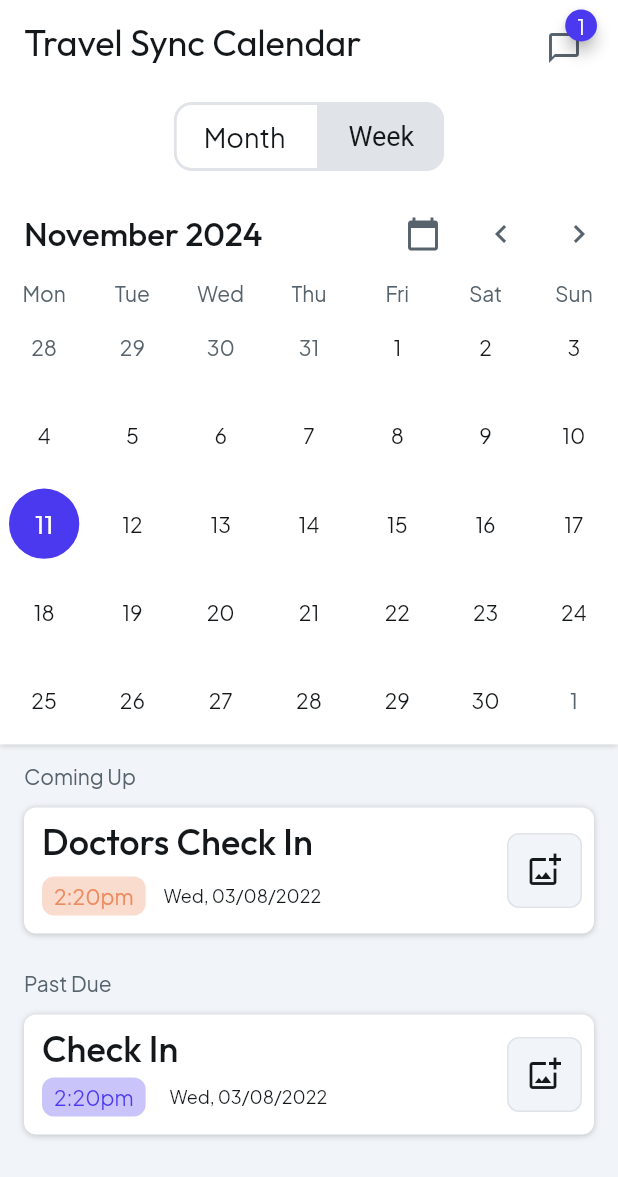
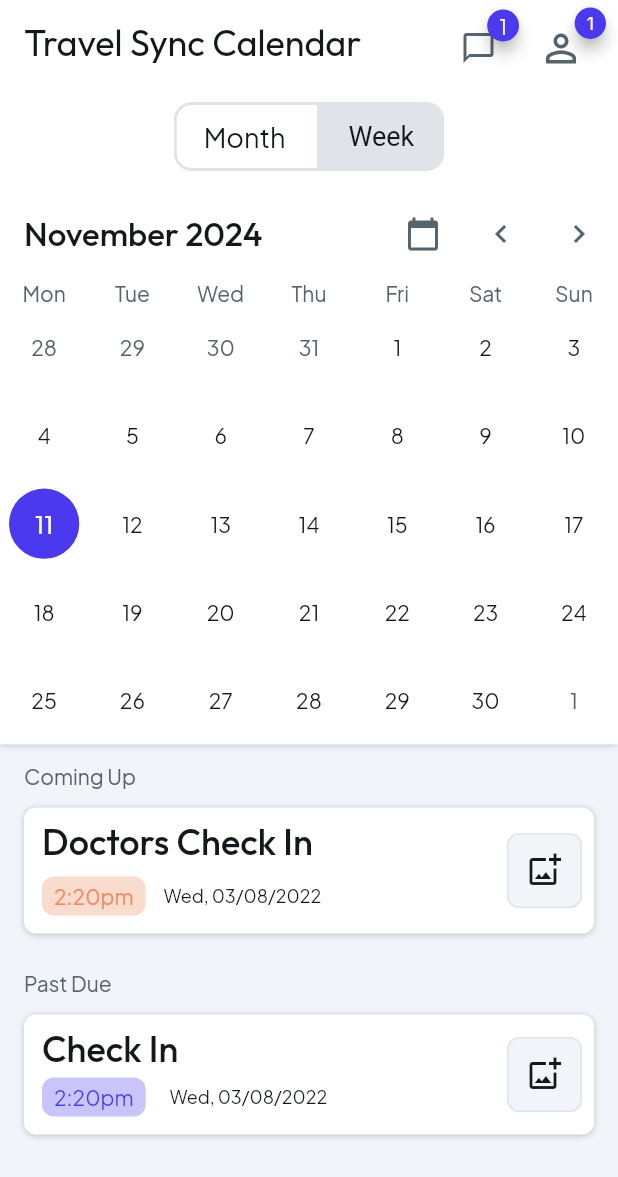
Before and after one commit to lowmax205/travelsync-calendar, a Flutter app: the screen it shows once a user with an empty profile is signed in, on a phone screen of 412 x 824 dp. Shown: the top 1177 px of the screen. Run offline on Flutter 3.47's test engine with Material 3 defaults, Android fonts, the light colour scheme and no system bars; drawn by our look-alikes of badges, table_calendar; our stand-ins replace auto_size_text, cached_network_image, dropdown_button2, flutter_animate, font_awesome_flutter, from_css_color and 8 more; missing offline and left inert: json_path; accounts and stored records are empty.

Commit message:
Updating to latest FlutterFlow output.

```diff
--- a/lib/pages/home_page/home_page_widget.dart
+++ b/lib/pages/home_page/home_page_widget.dart
@@ -62,7 +62,7 @@ class _HomePageWidgetState extends State<HomePageWidget>
           ),
           actions: [
             Padding(
-              padding: const EdgeInsetsDirectional.fromSTEB(0.0, 8.0, 24.0, 0.0),
+              padding: const EdgeInsetsDirectional.fromSTEB(0.0, 8.0, 18.0, 0.0),
               child: badges.Badge(
                 badgeContent: Text(
                   '1',
@@ -83,11 +83,49 @@ class _HomePageWidgetState extends State<HomePageWidget>
                 animationType: badges.BadgeAnimationType.scale,
                 toAnimate: true,
                 child: const Padding(
-                  padding: EdgeInsetsDirectional.fromSTEB(8.0, 0.0, 0.0, 0.0),
+                  padding: EdgeInsetsDirectional.fromSTEB(5.0, 0.0, 5.0, 0.0),
                   child: Icon(
                     Icons.chat_bubble_outline_outlined,
                     color: Color(0xFF57636C),
                     size: 24.0,
+                  ),
+                ),
+              ),
+            ),
+            Padding(
+              padding: const EdgeInsetsDirectional.fromSTEB(0.0, 8.0, 18.0, 0.0),
+              child: InkWell(
+                splashColor: Colors.transparent,
+                focusColor: Colors.transparent,
+                hoverColor: Colors.transparent,
+                highlightColor: Colors.transparent,
+                onTap: () async {
+                  context.pushNamed('auth_2_Profile');
+                },
+                child: badges.Badge(
+                  badgeContent: Text(
+                    '1',
+                    style: FlutterFlowTheme.of(context).bodyMedium.override(
+                          fontFamily: 'Inter',
+                          color: Colors.white,
+                          letterSpacing: 0.0,
+                        ),
+                  ),
+                  showBadge: true,
+                  shape: badges.BadgeShape.circle,
+                  badgeColor: FlutterFlowTheme.of(context).primary,
+                  elevation: 4.0,
+                  padding: const EdgeInsets.all(8.0),
+                  position: badges.BadgePosition.topEnd(),
+                  animationType: badges.BadgeAnimationType.scale,
+                  toAnimate: true,
+                  child: Padding(
+                    padding: const EdgeInsetsDirectional.fromSTEB(5.0, 0.0, 5.0, 0.0),
+                    child: Icon(
+                      Icons.person_outline_outlined,
+                      color: FlutterFlowTheme.of(context).secondaryText,
+                      size: 30.0,
+                    ),
                   ),
                 ),
               ),
```
Also changed, not shown: lib/account_profile/edit_profile_auth_2/edit_profile_auth2_widget.dart (+15 -1 lines), pubspec.yaml (+36 -36 lines), 1 other file.
